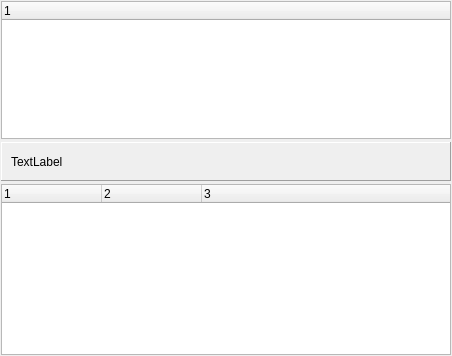
Qt form src/GuiShareLocal.ui (hwgao/beebeep) before a commit.
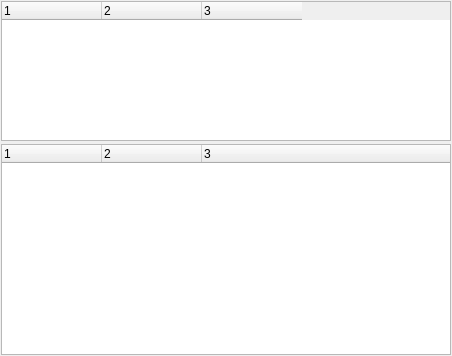
The same form after that commit. Icons and pictures are not drawn.

Patch:
```diff
--- a/src/GuiShareLocal.ui
+++ b/src/GuiShareLocal.ui
@@ -37,7 +37,7 @@
      <property name="maximumSize">
       <size>
        <width>16777215</width>
-       <height>160</height>
+       <height>140</height>
       </size>
      </property>
      <property name="baseSize">
@@ -46,165 +46,30 @@
        <height>0</height>
       </size>
      </property>
+     <property name="columnCount">
+      <number>3</number>
+     </property>
+     <attribute name="headerStretchLastSection">
+      <bool>false</bool>
+     </attribute>
      <column>
       <property name="text">
        <string notr="true">1</string>
       </property>
      </column>
+     <column>
+      <property name="text">
+       <string>2</string>
+      </property>
+     </column>
+     <column>
+      <property name="text">
+       <string notr="true">3</string>
+      </property>
+     </column>
     </widget>
    </item>
    <item row="1" column="0">
-    <widget class="QFrame" name="frame">
-     <property name="sizePolicy">
-      <sizepolicy hsizetype="Expanding" vsizetype="Fixed">
-       <horstretch>0</horstretch>
-       <verstretch>0</verstretch>
-      </sizepolicy>
-     </property>
-     <property name="maximumSize">
-      <size>
-       <width>16777215</width>
-       <height>50</height>
-      </size>
-     </property>
-     <property name="frameShape">
-      <enum>QFrame::Panel</enum>
-     </property>
-     <property name="frameShadow">
-      <enum>QFrame::Raised</enum>
-     </property>
-     <layout class="QHBoxLayout" name="horizontalLayout">
-      <property name="topMargin">
-       <number>3</number>
-      </property>
-      <property name="bottomMargin">
-       <number>3</number>
-      </property>
-      <item>
-       <widget class="QLabel" name="mp_labelShareStats">
-        <property name="sizePolicy">
-         <sizepolicy hsizetype="Minimum" vsizetype="Preferred">
-          <horstretch>0</horstretch>
-          <verstretch>0</verstretch>
-         </sizepolicy>
-        </property>
-        <property name="minimumSize">
-         <size>
-          <width>100</width>
-          <height>0</height>
-         </size>
-        </property>
-        <property name="text">
-         <string>TextLabel</string>
-        </property>
-       </widget>
-      </item>
-      <item>
-       <widget class="QToolButton" name="mp_pbAddFile">
-        <property name="minimumSize">
-         <size>
-          <width>0</width>
-          <height>0</height>
-         </size>
-        </property>
-        <property name="text">
-         <string/>
-        </property>
-        <property name="icon">
-         <iconset resource="beebeep.qrc">
-          <normaloff>:/images/file-add.png</normaloff>:/images/file-add.png</iconset>
-        </property>
-        <property name="iconSize">
-         <size>
-          <width>24</width>
-          <height>24</height>
-         </size>
-        </property>
-        <property name="checkable">
-         <bool>false</bool>
-        </property>
-        <property name="autoRaise">
-         <bool>true</bool>
-        </property>
-       </widget>
-      </item>
-      <item>
-       <widget class="QToolButton" name="mp_pbAddFolder">
-        <property name="text">
-         <string/>
-        </property>
-        <property name="icon">
-         <iconset resource="beebeep.qrc">
-          <normaloff>:/images/folder-add.png</normaloff>:/images/folder-add.png</iconset>
-        </property>
-        <property name="iconSize">
-         <size>
-          <width>24</width>
-          <height>24</height>
-         </size>
-        </property>
-        <property name="autoRaise">
-         <bool>true</bool>
-        </property>
-       </widget>
-      </item>
-      <item>
-       <widget class="QToolButton" name="mp_pbUpdate">
-        <property name="text">
-         <string/>
-        </property>
-        <property name="icon">
-         <iconset resource="beebeep.qrc">
-          <normaloff>:/images/update.png</normaloff>:/images/update.png</iconset>
-        </property>
-        <property name="iconSize">
-         <size>
-          <width>24</width>
-          <height>24</height>
-         </size>
-        </property>
-        <property name="autoRaise">
-         <bool>true</bool>
-        </property>
-       </widget>
-      </item>
-      <item>
-       <widget class="QToolButton" name="mp_pbRemove">
-        <property name="text">
-         <string/>
-        </property>
-        <property name="icon">
-         <iconset resource="beebeep.qrc">
-          <normaloff>:/images/disconnect.png</normaloff>:/images/disconnect.png</iconset>
-        </property>
-        <property name="iconSize">
-         <size>
-          <width>24</width>
-          <height>24</height>
-         </size>
-        </property>
-        <property name="autoRaise">
-         <bool>true</bool>
-        </property>
-       </widget>
-      </item>
-      <item>
-       <spacer name="horizontalSpacer_2">
-        <property name="orientation">
-         <enum>Qt::Horizontal</enum>
-        </property>
-        <property name="sizeHint" stdset="0">
-         <size>
-          <width>173</width>
-          <height>20</height>
-         </size>
-        </property>
-       </spacer>
-      </item>
-     </layout>
-    </widget>
-   </item>
-   <item row="2" column="0">
     <widget class="QTreeWidget" name="mp_twLocalShares">
      <property name="baseSize">
       <size>
```
Left out of the diff: 8 changed lines with no effect on the pictures.
